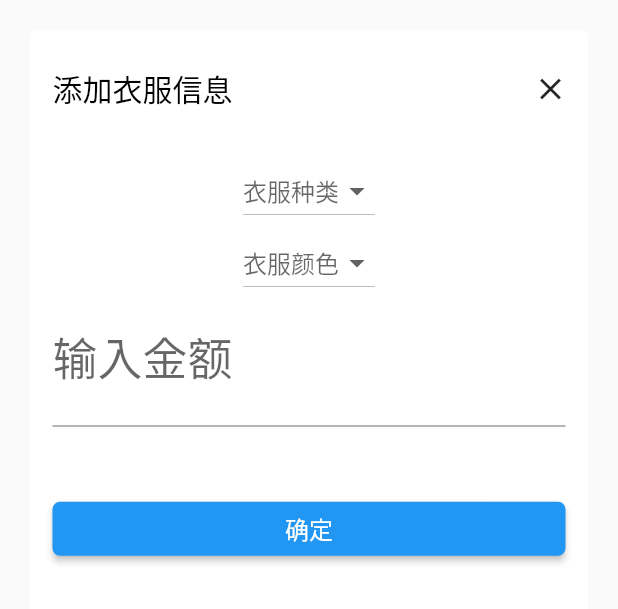
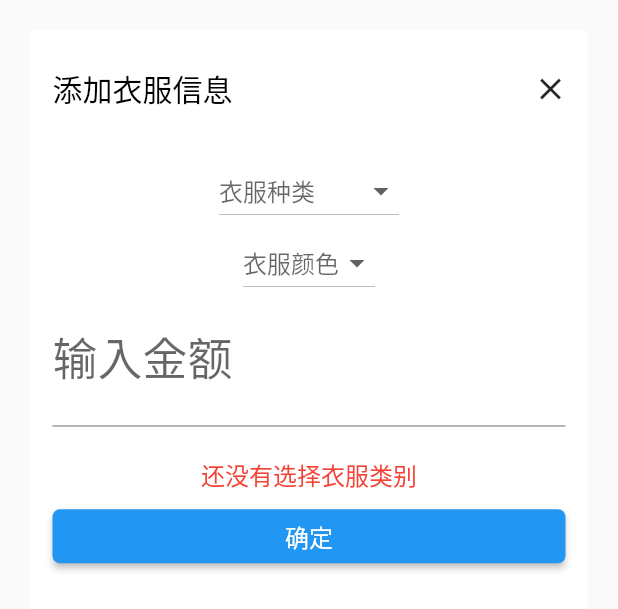
Before and after one commit to Zafirzzf/Laundry_expert, a Flutter app: the _AddNewClothesWidget widget shown alone on an empty page, opened directly with empty values, after a tap on "确定", on a phone screen of 412 x 824 dp. Shown: the top 609 px of the screen. Run offline on Flutter 3.47's test engine with Material 2 defaults, Android fonts, the phone set to English and light mode, and no system bars; our stand-ins replace shared_preferences; accounts and stored records are empty; network calls fail; Roboto replaces fonts that are missing (NotoSans).

```diff
--- a/lib/Model/ClothesInfo.dart
+++ b/lib/Model/ClothesInfo.dart
@@ -1,24 +1,18 @@
 import 'package:laundry_expert/Model/Customer.dart';
-
-enum ClothesType {
-  suit, // 西服
-  woolenCoat // 呢子大衣
-}
-
 
 class ClothesInfo {
     Customer customer;
-    ClothesType type;
+    String type;
     String color;
-    int price = 0;
+    String price;
     bool hasPay = false;
     String id = "0";
 
     ClothesInfo(
         { Customer customer,
-          ClothesType type,
+          String type,
           String color,
-          int price,
+          String price,
           bool hasPay = false,
           String id
         }) {
@@ -29,34 +23,15 @@ class ClothesInfo {
       this.hasPay = hasPay;
       this.id = id;
     }
-
-    static List<ClothesInfo> testDatas(Customer customer) {
-      return [ClothesInfo(customer: customer, type: ClothesType.suit, color: '黑色', id: "103"),
-      ClothesInfo(customer: customer, type: ClothesType.suit, color: '黑色', id: "109"),
-      ClothesInfo(customer: customer, type: ClothesType.suit, color: '黑色', id: "103"),
-      ClothesInfo(customer: customer, type: ClothesType.suit, color: '黑色', id: "102")];
+    static List<String> allClothesTypes() {
+      return ['普通西服', '普通裤子', '夹克', '休闲服', '羊绒衫', 'T恤', '衬衣',
+              '韩式裙子', '羊绒呢短衣', '羊绒呢半大衣', '短风衣', '长风衣', '小棉袄',
+              '貂皮上衣', '兔剪绒上衣', '真丝长裙', '真丝上衣', '羽绒马甲', '短羽绒棉袄',
+              '半大羽绒棉袄', '羽绒大棉袄', '皮衣', '毛衣', '羊绒大衣', '其它'];
     }
-
-    String typeString() {
-      return ClothesInfo.typeToString(type);
-    }
-
-
-    static String typeToString(ClothesType type) {
-      switch (type) {
-        case ClothesType.suit:
-          return '西服';
-        case ClothesType.woolenCoat:
-          return '呢子大衣';
-      }
-    }
-
-    static List<String> allTypeStrings() {
-      return ClothesType.values.map( (type) => typeToString(type) ).toList();
-    }
-
     static List<String> allSelectColors() {
-      return ['黑色', '白色', '红色', '蓝色', '褐色', '花色', '迷彩', '其它'];
+      return ['白色', '米白色', '黑色', '黄色', '蓝色', '绿色', '粉色', '红色',
+              '卡其色', '紫色', '驼色', '花色', '其它'];
     }
 
 }
--- a/lib/UI/Dialogs.dart
+++ b/lib/UI/Dialogs.dart
@@ -6,7 +6,7 @@ import 'package:laundry_expert/UI/MyColors.dart';
 import 'package:laundry_expert/UI/MyButtons.dart';
 import 'package:laundry_expert/Tool/ScreenInfo.dart';
 import 'package:laundry_expert/Model/ClothesInfo.dart';
-import 'package:laundry_expert/Model/OrderDetail.dart';
+import 'package:laundry_expert/Model/OrderInfo.dart';
 import 'dart:async';
 
 class _AddNewClothesWidget extends StatefulWidget {
@@ -27,13 +27,13 @@ class _AddNewClothesWidgetState extends State<_AddNewClothesWidget> {
   }
   final _priceInput = TextEditingController();
 
-  ClothesType _type;
+  String _type;
   String _color;
-  int _price;
+  String _price;
   String _wrongMsg;
 
   _clickConfirm() {
-    _price = int.parse(_priceInput.text);
+    _price = _priceInput.text;
     if (_type == null) {
       _wrongMsg = '还没有选择衣服类别';
     } else if (_color == null) {
@@ -124,9 +124,9 @@ class _AddNewClothesWidgetState extends State<_AddNewClothesWidget> {
     );
   }
   // 所有衣服种类
-  List<DropdownMenuItem<ClothesType>> _clothesTypesItem() {
-    return ClothesType.values.map( (type) =>
-        DropdownMenuItem(child: Text(ClothesInfo.typeToString(type)), value: type)).toList();
+  List<DropdownMenuItem<String>> _clothesTypesItem() {
+    return ClothesInfo.allClothesTypes().map( (type) =>
+        DropdownMenuItem(child: Text(type), value: type)).toList();
   }
   // 所有备选颜色
   List<DropdownMenuItem<String>> _clothesColorsItem() {
@@ -212,7 +212,7 @@ class TextDialog extends Dialog {
           return this;
         }
     );
-    Future.delayed(const Duration(seconds: 2), () {
+    Future.delayed(const Duration(seconds: 1), () {
       hide(context);
       dismissed();
     });
```
Also changed, not shown: lib/CustomerDetailScreen.dart (added, +38 -0 lines), lib/CustomersScreen.dart (deleted, +0 -71 lines), lib/HomeScreen.dart (+3 -4 lines), lib/InputCustomerScreen.dart (+7 -1 lines), lib/Model/Customer.dart (+16 -5 lines), lib/Model/OrderDetail.dart (deleted, +0 -26 lines), lib/Model/OrderInfo.dart (added, +39 -0 lines), lib/NewOrderScreen.dart (+8 -5 lines), lib/OrderDetailScreen.dart (+71 -12 lines), lib/Request/APIs.dart (+48 -1 lines).
